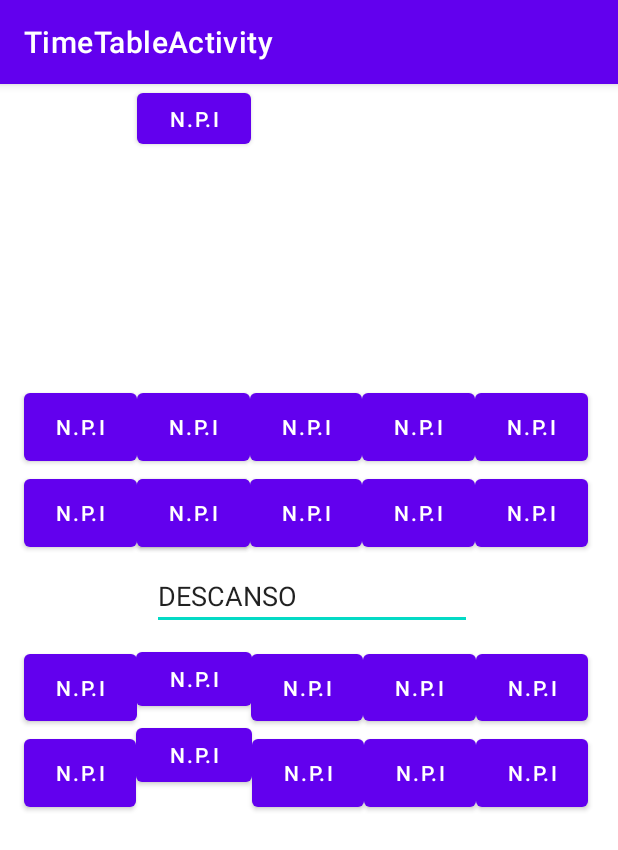
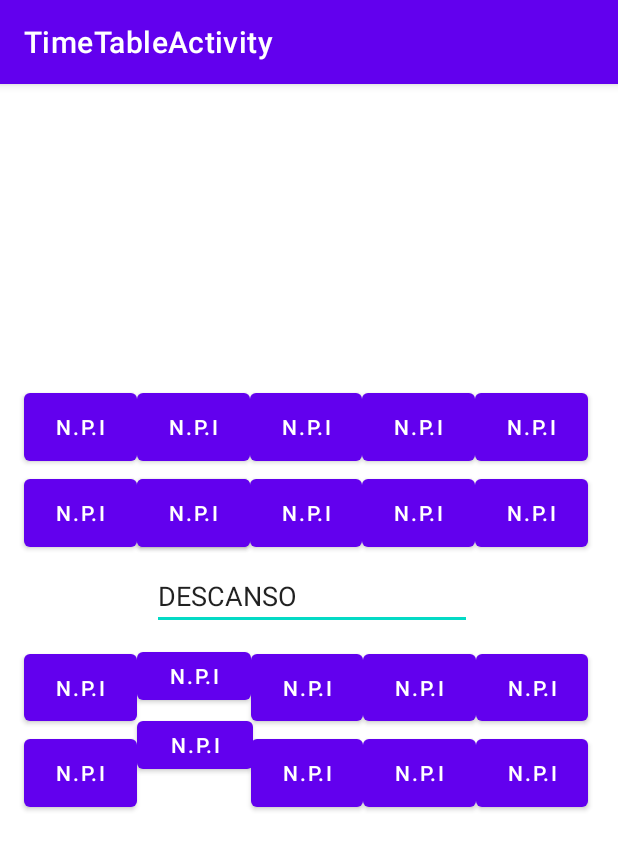
Before and after one commit to angelcabeza/NPI, an Android app: the TimeTableActivity screen opened directly, with no data from a screen before it, on a phone screen of 412 x 824 dp. Shown: the top 850 px of the screen. Run offline under Robolectric (Android 15) with nearby library versions, the phone set to English and light mode, and no system bars.

Commit message:
[Bug] buttons and vertical sensivility

```diff
--- a/AppAndroid/app/src/main/res/layout/activity_timetable.xml
+++ b/AppAndroid/app/src/main/res/layout/activity_timetable.xml
@@ -9,14 +9,26 @@
     <Button
         android:id="@+id/button25"
         android:layout_width="77dp"
-        android:layout_height="48dp"
+        android:layout_height="44dp"
         android:text="N.P.I"
         app:layout_constraintBottom_toBottomOf="parent"
         app:layout_constraintEnd_toStartOf="@+id/button18"
         app:layout_constraintHorizontal_bias="0.0"
         app:layout_constraintStart_toEndOf="@+id/button21"
         app:layout_constraintTop_toBottomOf="@+id/button19"
-        app:layout_constraintVertical_bias="0.56"
+        app:layout_constraintVertical_bias="0.55"
+        tools:ignore="MissingConstraints" />
+
+    <Button
+        android:id="@+id/button16"
+        android:layout_width="76dp"
+        android:layout_height="44dp"
+        android:text="N.P.I"
+        app:layout_constraintBottom_toBottomOf="parent"
+        app:layout_constraintEnd_toStartOf="@+id/button18"
+        app:layout_constraintStart_toEndOf="@+id/button21"
+        app:layout_constraintTop_toBottomOf="@+id/button19"
+        app:layout_constraintVertical_bias="0.482"
         tools:ignore="MissingConstraints" />
 
     <Button
@@ -41,18 +53,6 @@
         app:layout_constraintEnd_toStartOf="@+id/button19"
         app:layout_constraintStart_toStartOf="parent"
         app:layout_constraintTop_toBottomOf="@+id/button10"
-        tools:ignore="MissingConstraints" />
-
-    <Button
-        android:id="@+id/button16"
-        android:layout_width="77dp"
-        android:layout_height="48dp"
-        android:text="N.P.I"
-        app:layout_constraintBottom_toBottomOf="parent"
-        app:layout_constraintEnd_toStartOf="@+id/button18"
-        app:layout_constraintStart_toEndOf="@+id/button21"
-        app:layout_constraintTop_toBottomOf="@+id/button19"
-        app:layout_constraintVertical_bias="0.485"
         tools:ignore="MissingConstraints" />
 
     <Button
@@ -147,7 +147,8 @@
         android:text="N.P.I"
         app:layout_constraintEnd_toStartOf="@+id/button20"
         app:layout_constraintStart_toEndOf="@+id/button15"
-        tools:ignore="MissingConstraints" />
+        tools:ignore="MissingConstraints"
+        android:visibility="invisible"/>
 
     <Button
         android:id="@+id/button13"
```
Also changed, not shown: AppAndroid/app/src/main/java/com/example/ugr_ubicate/MainActivity.kt (+21 -3 lines), AppAndroid/app/src/main/res/layout/activity_main.xml (+0 -15 lines).
